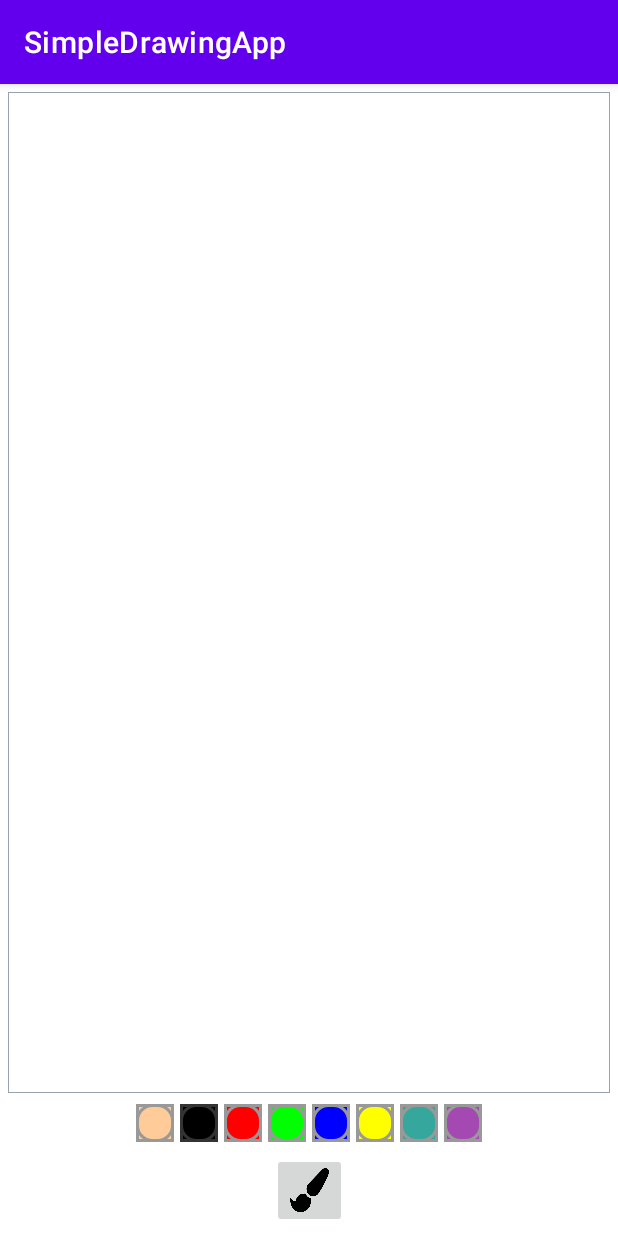
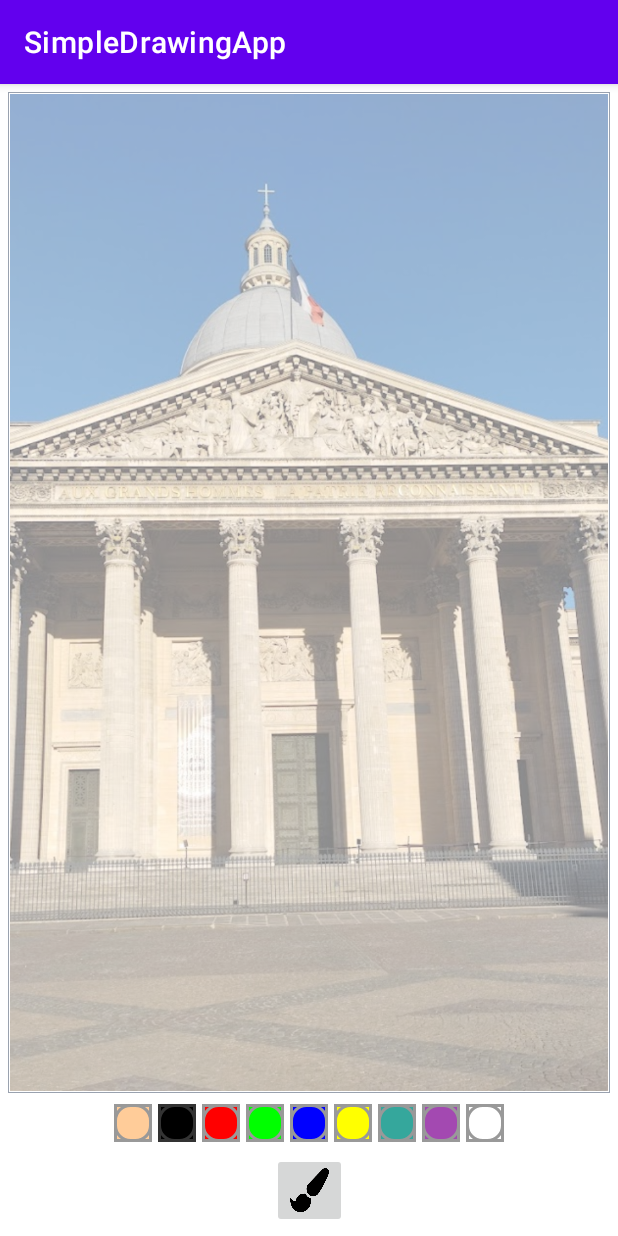
Before and after one commit to DanielSalas11/SimpleDrawingApp, an Android app: the screen it shows after launch (MainActivity), on a phone screen of 412 x 824 dp. Run offline under Robolectric (Android 15) with nearby library versions, the phone set to English and light mode, and no system bars.

Commit message:
Added white color as an eraser and background image

```diff
--- a/app/src/main/java/salas/daniel/simpledrawingapp/DrawingView.kt
+++ b/app/src/main/java/salas/daniel/simpledrawingapp/DrawingView.kt
@@ -99,6 +99,11 @@ class DrawingView(context: Context, attrs: AttributeSet) : View(context, attrs){
         mDrawPaint!!.strokeWidth = mBrushSize
     }
 
+    fun setColor(newColor: String){
+        color = Color.parseColor(newColor)
+        mDrawPaint!!.color = color
+    }
+
     internal inner class CustomPath(var color: Int, var brushThickness: Float): Path() {
 
     }
--- a/app/src/main/java/salas/daniel/simpledrawingapp/MainActivity.kt
+++ b/app/src/main/java/salas/daniel/simpledrawingapp/MainActivity.kt
@@ -4,9 +4,11 @@ package salas.daniel.simpledrawingapp
 import android.app.Dialog
 import androidx.appcompat.app.AppCompatActivity
 import android.os.Bundle
+import android.view.View
 import android.widget.Button
 import android.widget.ImageButton
 import android.widget.LinearLayout
+import android.widget.Toast
 import androidx.core.content.ContextCompat
 import androidx.core.view.get
 
@@ -31,6 +33,8 @@ class MainActivity : AppCompatActivity() {
         ib_brush.setOnClickListener{
             showBrushSizeChooserDialog()
         }
+
+
 
     }
 
@@ -58,4 +62,22 @@ class MainActivity : AppCompatActivity() {
 
         brushDialog.show()
     }
+    fun paintClicked(view: View){
+        if(view != mImageButtonCurrentPaint){
+            val imageButton = view as ImageButton
+            val colorTag = imageButton.tag.toString()
+            drawingView?.setColor(colorTag)
+
+            imageButton.setImageDrawable(
+                ContextCompat.getDrawable(this,R.drawable.pallet_selected)
+            )
+
+            mImageButtonCurrentPaint?.setImageDrawable(
+                ContextCompat.getDrawable(this,R.drawable.pallet_normal)
+            )
+
+            mImageButtonCurrentPaint = view
+
+        }
+    }
 }
--- a/app/src/main/res/layout/activity_main.xml
+++ b/app/src/main/res/layout/activity_main.xml
@@ -5,18 +5,36 @@
     android:layout_width="match_parent"
     android:layout_height="match_parent"
     tools:context=".MainActivity">
-
-    <salas.daniel.simpledrawingapp.DrawingView
-        android:id="@+id/drawing_view"
+    <FrameLayout
+        android:id="@+id/fl_drawing_view_container"
         android:layout_width="0dp"
         android:layout_height="0dp"
         android:layout_margin="5dp"
+        android:padding="1dp"
         android:background="@drawable/background_drawing_view_layout"
         app:layout_constraintBottom_toTopOf="@id/ll_paint_colors"
         app:layout_constraintLeft_toLeftOf ="parent"
         app:layout_constraintRight_toRightOf="parent"
         app:layout_constraintTop_toTopOf="parent"
+        >
+        <ImageView
+            android:id="@+id/iv_background"
+            android:layout_width="match_parent"
+            android:layout_height="match_parent"
+            android:scaleType="centerCrop"
+            android:src="@drawable/LePantheon"
         />
+
+        <salas.daniel.simpledrawingapp.DrawingView
+            android:id="@+id/drawing_view"
+            android:layout_width="match_parent"
+            android:layout_height="match_parent"
+            android:background="#80FFFFFF"
+            />
+
+    </FrameLayout>
+
+
 
 
 
@@ -28,7 +46,7 @@
         app:layout_constraintBottom_toTopOf="@id/ib_brush"
         app:layout_constraintStart_toStartOf="parent"
         app:layout_constraintEnd_toEndOf="parent"
-        app:layout_constraintTop_toBottomOf="@id/drawing_view"
+        app:layout_constraintTop_toBottomOf="@id/fl_drawing_view_container"
         >
         <ImageButton
             android:layout_width="25dp"
@@ -37,6 +55,7 @@
             android:src="@drawable/pallet_normal"
             android:tag="@color/skin"
             android:background="@color/skin"
+            android:onClick="paintClicked"
             />
         <ImageButton
             android:layout_width="25dp"
@@ -45,6 +64,7 @@
             android:src="@drawable/pallet_normal"
             android:tag="@color/black"
             android:background="@color/black"
+            android:onClick="paintClicked"
             />
         <ImageButton
             android:layout_width="25dp"
@@ -53,6 +73,7 @@
             android:src="@drawable/pallet_normal"
             android:tag="@color/red"
             android:background="@color/red"
+            android:onClick="paintClicked"
             />
         <ImageButton
             android:layout_width="25dp"
@@ -61,6 +82,7 @@
             android:src="@drawable/pallet_normal"
             android:tag="@color/green"
             android:background="@color/green"
+            android:onClick="paintClicked"
             />
         <ImageButton
             android:layout_width="25dp"
@@ -69,6 +91,7 @@
             android:src="@drawable/pallet_normal"
             android:tag="@color/blue"
             android:background="@color/blue"
+            android:onClick="paintClicked"
             />
         <ImageButton
             android:layout_width="25dp"
@@ -77,6 +100,7 @@
             android:src="@drawable/pallet_normal"
             android:tag="@color/yellow"
             android:background="@color/yellow"
+            android:onClick="paintClicked"
             />
         <ImageButton
             android:layout_width="25dp"
@@ -85,6 +109,7 @@
             android:src="@drawable/pallet_normal"
             android:tag="@color/lollipop"
             android:background="@color/lollipop"
+            android:onClick="paintClicked"
             />
         <ImageButton
             android:layout_width="25dp"
@@ -93,6 +118,16 @@
             android:src="@drawable/pallet_normal"
             android:tag="@color/random"
             android:background="@color/random"
+            android:onClick="paintClicked"
+            />
+        <ImageButton
+            android:layout_width="25dp"
+            android:layout_height="25dp"
+            android:layout_margin="2dp"
+            android:src="@drawable/pallet_normal"
+            android:tag="@color/white"
+            android:background="@color/white"
+            android:onClick="paintClicked"
             />
 
     </LinearLayout>
```
Also changed, not shown: app/src/main/res/drawable/LePantheon.jpeg (added).
